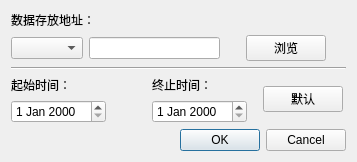
This is uis/setting.ui in jiaoyangkuohai/wallet as Qt 5 draws it before an edit. The edited form follows.
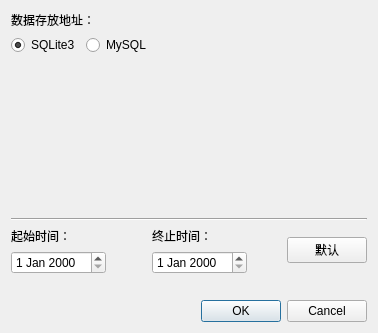
This is the edited form.

```diff
--- a/uis/setting.ui
+++ b/uis/setting.ui
@@ -6,83 +6,104 @@
    <rect>
     <x>0</x>
     <y>0</y>
-    <width>357</width>
-    <height>159</height>
+    <width>378</width>
+    <height>333</height>
    </rect>
   </property>
   <property name="windowTitle">
    <string>Dialog</string>
   </property>
-  <layout class="QGridLayout" name="gridLayout">
-   <item row="0" column="0" colspan="2">
-    <layout class="QVBoxLayout" name="verticalLayout_3">
-     <item>
-      <widget class="QLabel" name="label">
-       <property name="text">
-        <string>数据存放地址：</string>
-       </property>
-      </widget>
-     </item>
-     <item>
-      <layout class="QHBoxLayout" name="horizontalLayout">
+  <layout class="QGridLayout" name="gridLayout_3">
+   <item row="0" column="0">
+    <layout class="QGridLayout" name="gridLayout">
+     <item row="0" column="0">
+      <layout class="QVBoxLayout" name="verticalLayout_3">
        <item>
-        <widget class="QComboBox" name="comboBox"/>
-       </item>
-       <item>
-        <widget class="QLineEdit" name="lineEdit"/>
-       </item>
-       <item>
-        <spacer name="horizontalSpacer_4">
-         <property name="orientation">
-          <enum>Qt::Horizontal</enum>
-         </property>
-         <property name="sizeType">
-          <enum>QSizePolicy::Fixed</enum>
-         </property>
-         <property name="sizeHint" stdset="0">
-          <size>
-           <width>20</width>
-           <height>20</height>
-          </size>
-         </property>
-        </spacer>
-       </item>
-       <item>
-        <widget class="QPushButton" name="pushButton">
+        <widget class="QLabel" name="label">
          <property name="text">
-          <string>浏览</string>
+          <string>数据存放地址：</string>
          </property>
         </widget>
        </item>
        <item>
-        <spacer name="horizontalSpacer_5">
-         <property name="orientation">
-          <enum>Qt::Horizontal</enum>
-         </property>
-         <property name="sizeType">
-          <enum>QSizePolicy::Fixed</enum>
-         </property>
-         <property name="sizeHint" stdset="0">
-          <size>
-           <width>20</width>
-           <height>20</height>
-          </size>
-         </property>
-        </spacer>
+        <layout class="QHBoxLayout" name="horizontalLayout">
+         <item>
+          <widget class="QRadioButton" name="radioButton">
+           <property name="text">
+            <string>SQLite3</string>
+           </property>
+           <property name="checked">
+            <bool>true</bool>
+           </property>
+          </widget>
+         </item>
+         <item>
+          <widget class="QRadioButton" name="radioButton_2">
+           <property name="text">
+            <string>MySQL</string>
+           </property>
+          </widget>
+         </item>
+        </layout>
        </item>
       </layout>
      </item>
+     <item row="0" column="1">
+      <spacer name="horizontalSpacer_4">
+       <property name="orientation">
+        <enum>Qt::Horizontal</enum>
+       </property>
+       <property name="sizeHint" stdset="0">
+        <size>
+         <width>40</width>
+         <height>20</height>
+        </size>
+       </property>
+      </spacer>
+     </item>
+     <item row="1" column="0" colspan="2">
+      <widget class="QStackedWidget" name="stackedWidget">
+       <property name="currentIndex">
+        <number>0</number>
+       </property>
+       <widget class="QWidget" name="page"/>
+       <widget class="QWidget" name="page_2"/>
+      </widget>
+     </item>
     </layout>
    </item>
-   <item row="1" column="0" colspan="2">
+   <item row="1" column="0">
     <widget class="Line" name="line">
      <property name="orientation">
       <enum>Qt::Horizontal</enum>
      </property>
     </widget>
    </item>
-   <item row="2" column="0" colspan="2">
+   <item row="2" column="0">
     <layout class="QGridLayout" name="gridLayout_2">
+     <item row="0" column="4">
+      <widget class="QPushButton" name="pushButton_2">
+       <property name="text">
+        <string>默认</string>
+       </property>
+      </widget>
+     </item>
+     <item row="0" column="1">
+      <spacer name="horizontalSpacer">
+       <property name="orientation">
+        <enum>Qt::Horizontal</enum>
+       </property>
+       <property name="sizeType">
+        <enum>QSizePolicy::Fixed</enum>
+       </property>
+       <property name="sizeHint" stdset="0">
+        <size>
+         <width>40</width>
+         <height>20</height>
+        </size>
+       </property>
+      </spacer>
+     </item>
      <item row="0" column="0">
       <layout class="QVBoxLayout" name="verticalLayout">
        <item>
@@ -97,22 +118,6 @@
        </item>
       </layout>
      </item>
-     <item row="0" column="1">
-      <spacer name="horizontalSpacer">
-       <property name="orientation">
-        <enum>Qt::Horizontal</enum>
-       </property>
-       <property name="sizeType">
-        <enum>QSizePolicy::Fixed</enum>
-       </property>
-       <property name="sizeHint" stdset="0">
-        <size>
-         <width>40</width>
-         <height>20</height>
-        </size>
-       </property>
-      </spacer>
-     </item>
      <item row="0" column="2">
       <layout class="QVBoxLayout" name="verticalLayout_2">
        <item>
@@ -133,7 +138,7 @@
         <enum>Qt::Horizontal</enum>
        </property>
        <property name="sizeType">
-        <enum>QSizePolicy::Fixed</enum>
+        <enum>QSizePolicy::Expanding</enum>
        </property>
        <property name="sizeHint" stdset="0">
         <size>
@@ -143,26 +148,6 @@
        </property>
       </spacer>
      </item>
-     <item row="0" column="4">
-      <widget class="QPushButton" name="pushButton_2">
-       <property name="text">
-        <string>默认</string>
-       </property>
-      </widget>
-     </item>
-     <item row="0" column="5">
-      <spacer name="horizontalSpacer_2">
-       <property name="orientation">
-        <enum>Qt::Horizontal</enum>
-       </property>
-       <property name="sizeHint" stdset="0">
-        <size>
-         <width>40</width>
-         <height>20</height>
-        </size>
-       </property>
-      </spacer>
-     </item>
     </layout>
    </item>
    <item row="3" column="0">
@@ -170,15 +155,18 @@
      <property name="orientation">
       <enum>Qt::Vertical</enum>
      </property>
+     <property name="sizeType">
+      <enum>QSizePolicy::Fixed</enum>
+     </property>
      <property name="sizeHint" stdset="0">
       <size>
        <width>20</width>
-       <height>37</height>
+       <height>20</height>
       </size>
      </property>
     </spacer>
    </item>
-   <item row="4" column="1">
+   <item row="4" column="0">
     <widget class="QDialogButtonBox" name="buttonBox">
      <property name="orientation">
       <enum>Qt::Horizontal</enum>
```
